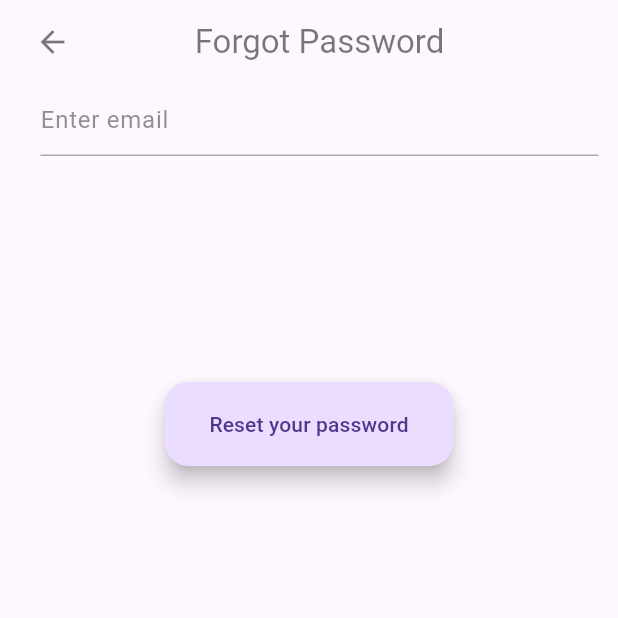
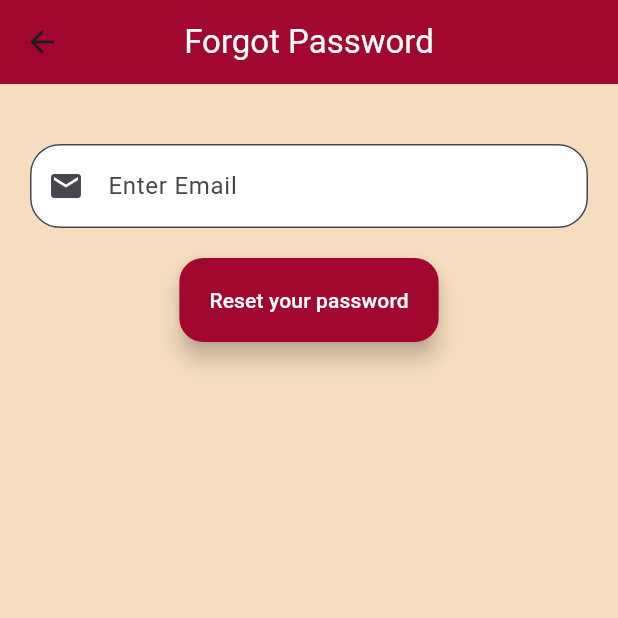
Before and after one commit to Jerry-britto/Inscribe, a Flutter app: the screen it shows after launch, after a tap on "Forgot Password", on a phone screen of 412 x 824 dp, the top half of it. Run offline on Flutter 3.47's test engine with Material 3 defaults, Android fonts, the phone set to English and light mode, and no system bars; our stand-ins replace cloud_firestore, firebase_auth, firebase_core; accounts and stored records are empty.

Commit message:
Desgined Forgot password and added changes to login and signup

```diff
--- a/main/lib/screens/login/forgot_password.dart
+++ b/main/lib/screens/login/forgot_password.dart
@@ -9,6 +9,7 @@ class ForgotPasswordScreen extends StatefulWidget {
 }
 
 class _ForgotPasswordScreenState extends State<ForgotPasswordScreen> {
+  final _formKey = GlobalKey<FormState>();
   final emailController = TextEditingController();
   displayMessage(String message) => showDialog(
       context: context,
@@ -37,13 +38,30 @@ class _ForgotPasswordScreenState extends State<ForgotPasswordScreen> {
   Widget build(BuildContext context) {
     return Scaffold(
       appBar: AppBar(
-        title: const Text("Forgot Password"),
+        title: const Text(
+          "Forgot Password",
+          style: TextStyle(color: Colors.white),
+        ),
         centerTitle: true,
+        backgroundColor: const Color.fromRGBO(162, 7, 48, 1),
       ),
-      body: Padding(
+      body: GestureDetector(
+        onTap: () {
+          FocusScope.of(context).unfocus();
+        },
+        child: Container(
+          decoration: const BoxDecoration(
+            color: Color.fromRGBO(227, 161, 43, 0.3),
+          ),
+          child: Form(
+            key: _formKey,
+            child: Padding(
               padding: const EdgeInsets.symmetric(horizontal: 20),
               child: Column(
                 children: <Widget>[
+                  const SizedBox(
+                    height: 40,
+                  ),
                   TextFormField(
                     validator: (value) {
                       if (value == null || value.isEmpty) {
@@ -57,20 +75,39 @@ class _ForgotPasswordScreenState extends State<ForgotPasswordScreen> {
                       }
                     },
                     controller: emailController,
-              decoration: const InputDecoration(
-                hintText: "Enter email",
+                    decoration: InputDecoration(
+                        filled: true,
+                        fillColor: Colors.white,
+                        border: OutlineInputBorder(
+                            borderRadius: BorderRadius.circular(20)),
+                        focusedBorder: OutlineInputBorder(
+                            borderSide: const BorderSide(
+                                color: Colors.black, width: 2),
+                            borderRadius: BorderRadius.circular(20)
                         ),
+                        hintText: "Enter Email",
+                        prefixIcon: const Icon(Icons.mail)),
                   ),
                   const SizedBox(
                     height: 20,
                   ),
                   FloatingActionButton.extended(
-              onPressed: () async {
-                await passwordReset(emailController.text.toLowerCase().trim());
+                    backgroundColor: const Color.fromRGBO(162, 7, 48, 1),
+                    onPressed: ()  {
+                      if(_formKey.currentState!.validate()){
+                       passwordReset(
+                          emailController.text.toLowerCase().trim());
+                      }
                     },
-              label: const Text("Reset your password"),
+                    label: const Text(
+                      "Reset your password",
+                      style: TextStyle(color: Colors.white),
+                    ),
                   )
                 ],
+              ),
+            ),
+          ),
         ),
       ),
     );
--- a/main/lib/screens/login/login_screen.dart
+++ b/main/lib/screens/login/login_screen.dart
@@ -104,7 +104,11 @@ class _LoginScreenState extends State<LoginScreen> {
           centerTitle: true,
           backgroundColor: const Color.fromRGBO(162, 7, 48, 1),
         ),
-        body: Container(
+        body: GestureDetector(
+          onTap: () {
+            FocusScope.of(context).unfocus();
+          },
+          child: Container(
               decoration: const BoxDecoration(
                 color: Color.fromRGBO(227, 161, 43, 0.3),
               ),
@@ -217,7 +221,7 @@ class _LoginScreenState extends State<LoginScreen> {
                                 child: TextButton(
                                   onPressed: () {
                                     Future.delayed(
-                                      const Duration(milliseconds: 1000),
+                                        const Duration(milliseconds: 600),
                                         () => Navigator.push(
                                             context,
                                             MaterialPageRoute(
@@ -268,7 +272,7 @@ class _LoginScreenState extends State<LoginScreen> {
                                 TextButton(
                                     onPressed: () {
                                       Future.delayed(
-                                        const Duration(milliseconds: 1500), () {
+                                          const Duration(milliseconds: 600), () {
                                         Navigator.of(context).push(
                                             MaterialPageRoute(
                                                 builder: (_) =>
@@ -289,5 +293,6 @@ class _LoginScreenState extends State<LoginScreen> {
                   ),
                 ),
               )),
+        ),
       );
 }
```
Also changed, not shown: main/lib/screens/sign_up/signup.dart (+9 -7 lines). Lines whose indentation alone changed are shown as unchanged.
